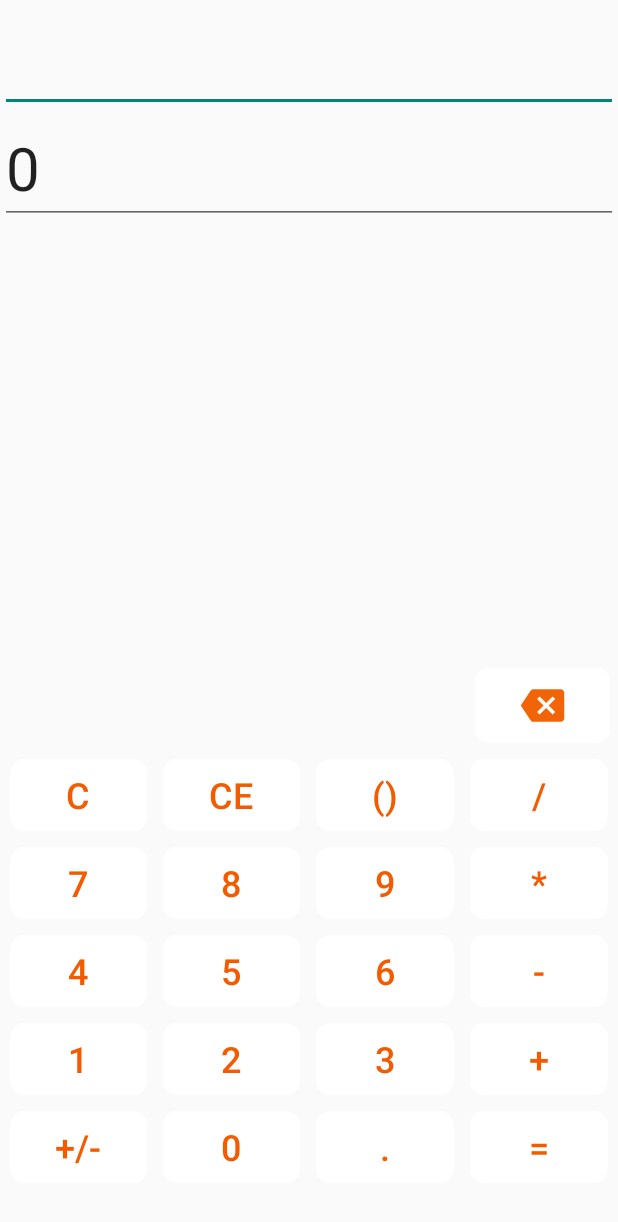
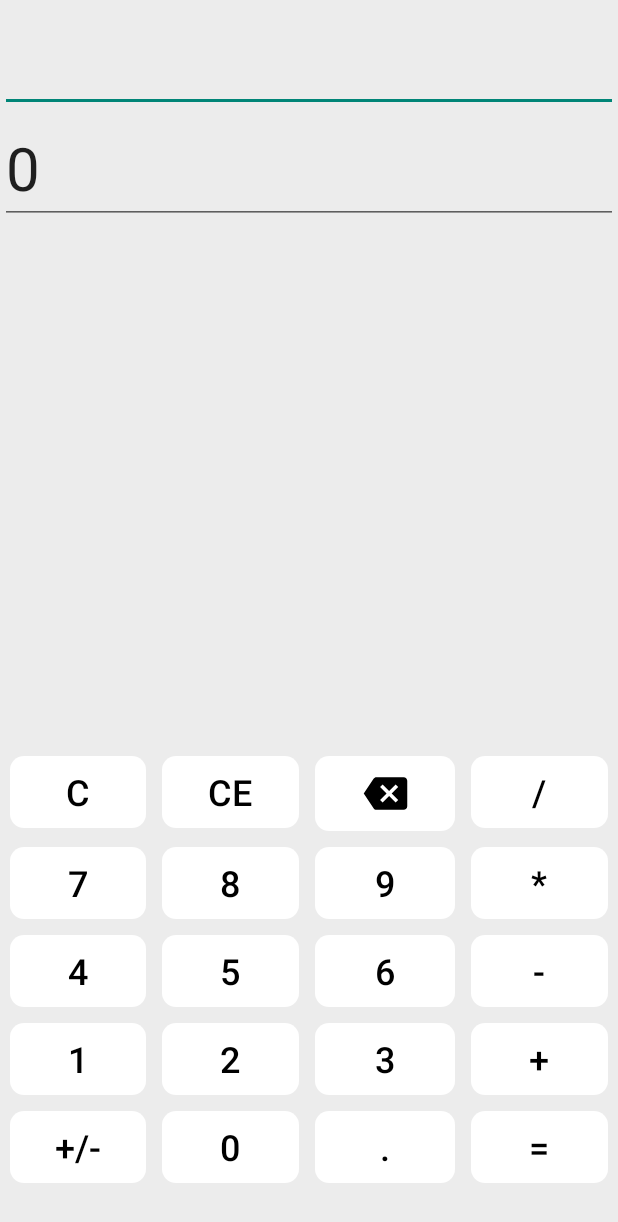
Before and after one commit to just-NPT/Caculator, an Android app: the screen it shows after launch (MainActivity), on a phone screen of 412 x 824 dp. Shown: the top 1222 px of the screen. Run offline under Robolectric (Android 15) with nearby library versions, the phone set to English and light mode, and no system bars.

Commit message:
third commit

```diff
--- a/calculator/app/src/main/res/drawable/ic_backspace1_foreground.xml
+++ b/calculator/app/src/main/res/drawable/ic_backspace1_foreground.xml
@@ -3,7 +3,7 @@
     android:height="50dp"
     android:viewportWidth="108"
     android:viewportHeight="108"
-    android:tint="#F16508">
+    android:tint="#000000">
   <group android:scaleX="2.61"
       android:scaleY="2.61"
       android:translateX="22.68"
--- a/calculator/app/src/main/res/layout/activity_main.xml
+++ b/calculator/app/src/main/res/layout/activity_main.xml
@@ -3,7 +3,8 @@
     xmlns:app="http://schemas.android.com/apk/res-auto"
     xmlns:tools="http://schemas.android.com/tools"
     android:layout_width="match_parent"
-    android:layout_height="match_parent">
+    android:layout_height="match_parent"
+    android:background="#ececec">
 
     <TableLayout
         android:id="@+id/tableLayout"
@@ -27,7 +28,7 @@
                 android:layout_weight="1"
                 android:background="@drawable/button"
                 android:text="@string/clear"
-                android:textColor="#F45B00"
+                android:textColor="#000000"
                 android:textSize="24sp"/>
 
             <Button
@@ -37,22 +38,22 @@
                 android:text="@string/clear_entry"
                 android:layout_weight="1"
                 android:layout_margin="5dp"
-                android:textColor="#F45B00"
+                android:textColor="#000000"
                 style="@style/Widget.AppCompat.Button.Borderless"
                 android:background="@drawable/button"
                 android:textSize="24sp"/>
 
-            <Button
-                android:id="@+id/ParBTN"
-                android:layout_width="wrap_content"
-                android:layout_height="wrap_content"
-                android:text="@string/parentheses"
+            <ImageButton
+                android:id="@+id/back_space"
+                style="@style/Widget.AppCompat.Button.Borderless"
+                android:layout_width="90dp"
+                android:layout_height="50dp"
+                android:layout_margin="5dp"
                 android:layout_weight="1"
-                android:layout_margin="5dp"
-                android:textColor="#F45B00"
-                style="@style/Widget.AppCompat.Button.Borderless"
                 android:background="@drawable/button"
-                android:textSize="24sp"/>
+                android:contentDescription="@string/backspace"
+                app:srcCompat="@drawable/ic_backspace1_foreground"
+                tools:ignore="ImageContrastCheck" />
 
             <Button
                 android:id="@+id/DivBTN"
@@ -61,7 +62,7 @@
                 android:text="@string/Div"
                 android:layout_weight="1"
                 android:layout_margin="5dp"
-                android:textColor="#F45B00"
+                android:textColor="#000000"
                 android:background="@drawable/button"
                 style="@style/Widget.AppCompat.Button.Borderless"
                 android:textSize="24sp"/>
@@ -80,7 +81,7 @@
                 android:layout_weight="1"
                 android:background="@drawable/button"
                 android:text="@string/Seven"
-                android:textColor="#F45B00"
+                android:textColor="#000000"
                 android:textSize="24sp" />
 
             <Button
@@ -92,7 +93,7 @@
                 android:layout_weight="1"
                 android:background="@drawable/button"
                 android:text="@string/Eight"
-                android:textColor="#F45B00"
+                android:textColor="#000000"
                 android:textSize="24sp" />
 
             <Button
@@ -103,7 +104,7 @@
                 android:layout_margin="5dp"
                 android:layout_weight="1"
                 android:text="@string/Nine"
-                android:textColor="#F45B00"
+                android:textColor="#000000"
                 android:textSize="24sp"
                 android:background="@drawable/button"
                 />
@@ -115,7 +116,7 @@
                 android:text="@string/Multi"
                 android:layout_weight="1"
                 android:layout_margin="5dp"
-                android:textColor="#F45B00"
+                android:textColor="#000000"
                 style="@style/Widget.AppCompat.Button.Borderless"
                 android:textSize="24sp"
                 android:background="@drawable/button"
@@ -134,7 +135,7 @@
                 android:layout_margin="5dp"
                 android:layout_weight="1"
                 android:text="@string/Four"
-                android:textColor="#F45B00"
+                android:textColor="#000000"
                 android:textSize="24sp"
                 android:background="@drawable/button"
                 />
@@ -147,7 +148,7 @@
                 android:layout_margin="5dp"
                 android:layout_weight="1"
                 android:text="@string/Five"
-                android:textColor="#F45B00"
+                android:textColor="#000000"
                 android:textSize="24sp"
                 android:background="@drawable/button"
                 />
@@ -160,7 +161,7 @@
                 android:layout_margin="5dp"
                 android:layout_weight="1"
                 android:text="@string/Six"
-                android:textColor="#F45B00"
+                android:textColor="#000000"
                 android:textSize="24sp"
                 android:background="@drawable/button"
                 />
@@ -172,7 +173,7 @@
                 android:text="@string/Minus"
                 android:layout_weight="1"
                 android:layout_margin="5dp"
-                android:textColor="#F45B00"
+                android:textColor="#000000"
                 style="@style/Widget.AppCompat.Button.Borderless"
                 android:textSize="24sp"
                 android:background="@drawable/button"
@@ -191,7 +192,7 @@
                 android:layout_margin="5dp"
                 android:layout_weight="1"
                 android:text="@string/One"
-                android:textColor="#F45B00"
+                android:textColor="#000000"
                 android:textSize="24sp"
                 android:background="@drawable/button"
                 />
@@ -204,7 +205,7 @@
                 android:layout_margin="5dp"
                 android:layout_weight="1"
                 android:text="@string/Two"
-                android:textColor="#F45B00"
+                android:textColor="#000000"
                 android:textSize="24sp"
                 android:background="@drawable/button"
                 />
@@ -217,7 +218,7 @@
                 android:layout_margin="5dp"
                 android:layout_weight="1"
                 android:text="@string/Three"
-                android:textColor="#F45B00"
+                android:textColor="#000000"
                 android:textSize="24sp"
                 android:background="@drawable/button"
                 />
@@ -229,7 +230,7 @@
                 android:text="@string/Plus"
                 android:layout_weight="1"
                 android:layout_margin="5dp"
-                android:textColor="#F45B00"
+                android:textColor="#000000"
                 style="@style/Widget.AppCompat.Button.Borderless"
                 android:textSize="24sp"
                 android:background="@drawable/button"
@@ -247,7 +248,7 @@
                 android:text="@string/plusMinusBTN"
                 android:layout_weight="1"
                 android:layout_margin="5dp"
-                android:textColor="#F45B00"
+                android:textColor="#000000"
                 style="@style/Widget.AppCompat.Button.Borderless"
                 android:textSize="24sp"
                 android:background="@drawable/button"
@@ -261,7 +262,7 @@
                 android:layout_margin="5dp"
                 android:layout_weight="1"
                 android:text="@string/Zero"
-                android:textColor="#F45B00"
+                android:textColor="#000000"
                 android:textSize="24sp"
                 android:background="@drawable/button"
                 />
@@ -274,7 +275,7 @@
                 android:layout_margin="5dp"
                 android:layout_weight="1"
                 android:text="@string/Dot"
-                android:textColor="#F45B00"
+                android:textColor="#000000"
                 android:textSize="24sp"
                 android:background="@drawable/button"
                 />
@@ -286,7 +287,7 @@
                 android:text="@string/Equal"
                 android:layout_weight="1"
                 android:layout_margin="5dp"
-                android:textColor="#F45B00"
+                android:textColor="#000000"
                 style="@style/Widget.AppCompat.Button.Borderless"
                 android:textSize="24sp"
                 android:background="@drawable/button"
@@ -320,21 +321,5 @@
         app:layout_constraintTop_toBottomOf="@+id/calculation"
         app:layout_constraintVertical_bias="0.0" />
 
-    <ImageButton
-        android:id="@+id/back_space"
-        style="@style/Widget.AppCompat.Button.Borderless"
-        android:layout_width="90dp"
-        android:layout_height="50dp"
-        android:layout_margin="5dp"
-        android:background="@drawable/button"
-        android:contentDescription="@string/backspace"
-        app:layout_constraintBottom_toTopOf="@+id/tableLayout"
-        app:layout_constraintEnd_toEndOf="parent"
-        app:layout_constraintHorizontal_bias="1.0"
-        app:layout_constraintStart_toStartOf="parent"
-        app:layout_constraintTop_toBottomOf="@+id/result"
-        app:layout_constraintVertical_bias="1.0"
-        app:srcCompat="@drawable/ic_backspace1_foreground"
-        tools:ignore="ImageContrastCheck" />
 
 </androidx.constraintlayout.widget.ConstraintLayout>
```
